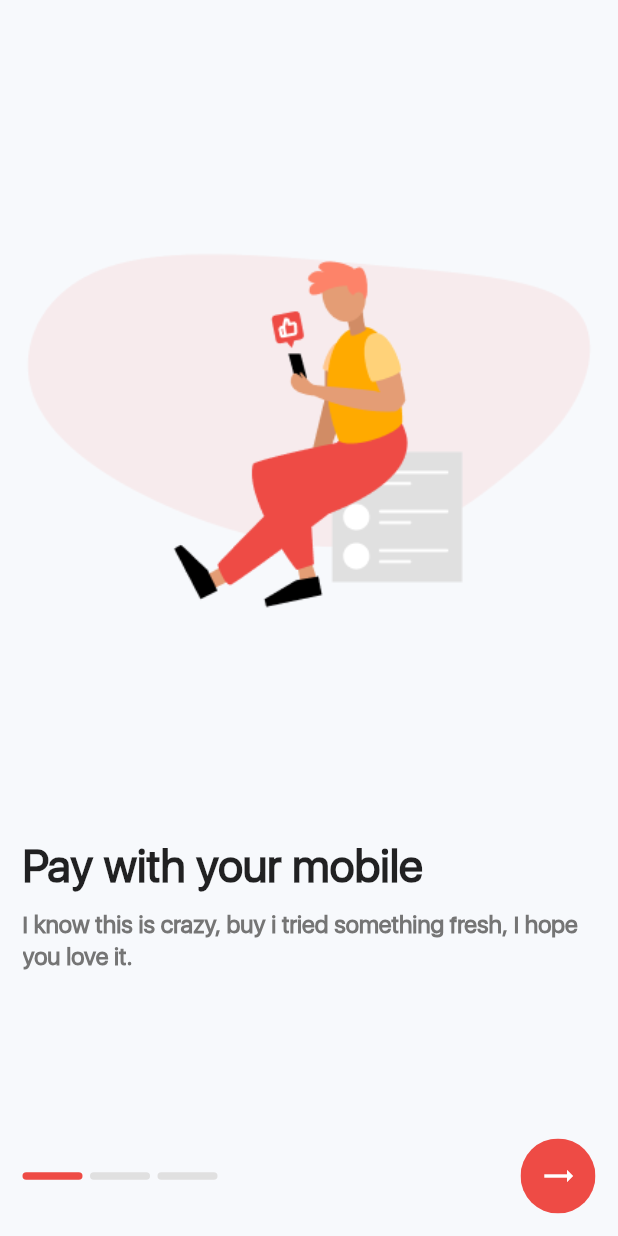
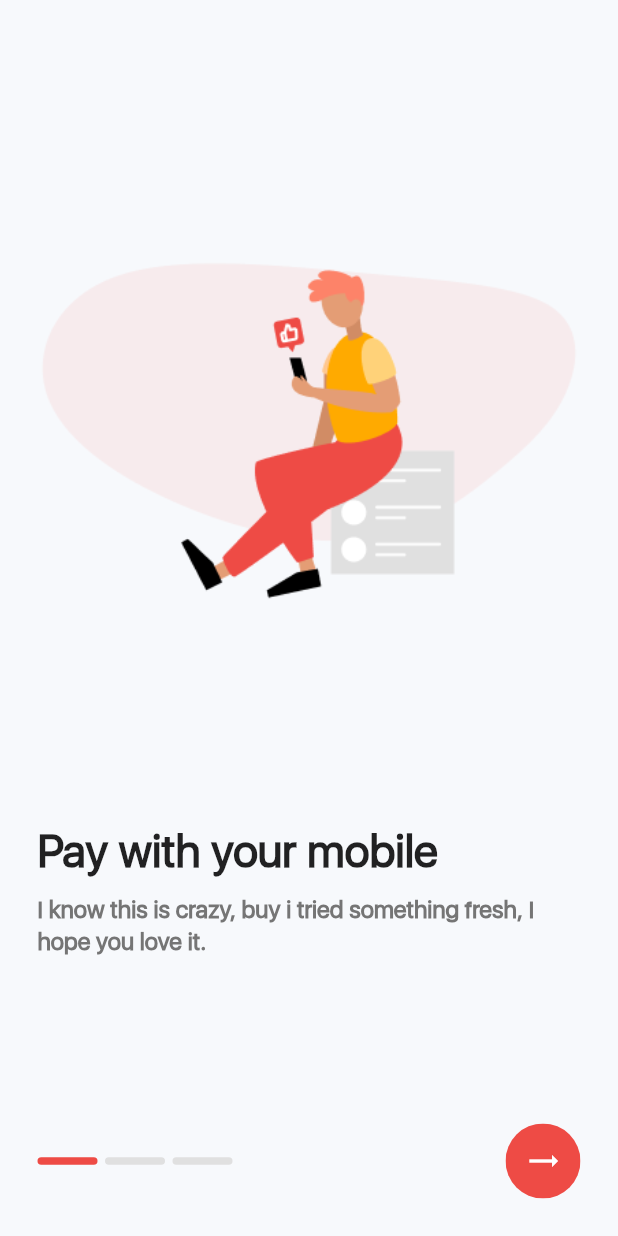
Before and after one commit to olayemii/uberr-ui, a Flutter app: the screen it shows after launch, on a phone screen of 412 x 824 dp. Run offline on Flutter 3.47's test engine with Material 2 defaults, Android fonts, the phone set to English and light mode, and no system bars; project files that could hold a hidden picture were left out.

Commit message:
COMPLETE: walkthrough pages

```diff
--- a/lib/screens/walkthrough.dart
+++ b/lib/screens/walkthrough.dart
@@ -13,7 +13,7 @@ class WalkThrough extends StatelessWidget {
     return Scaffold(
       body: SafeArea(
         child: Container(
-          padding: EdgeInsets.all(15.0),
+          padding: EdgeInsets.all(25.0),
           child: Column(
             children: <Widget>[
               Expanded(
```
